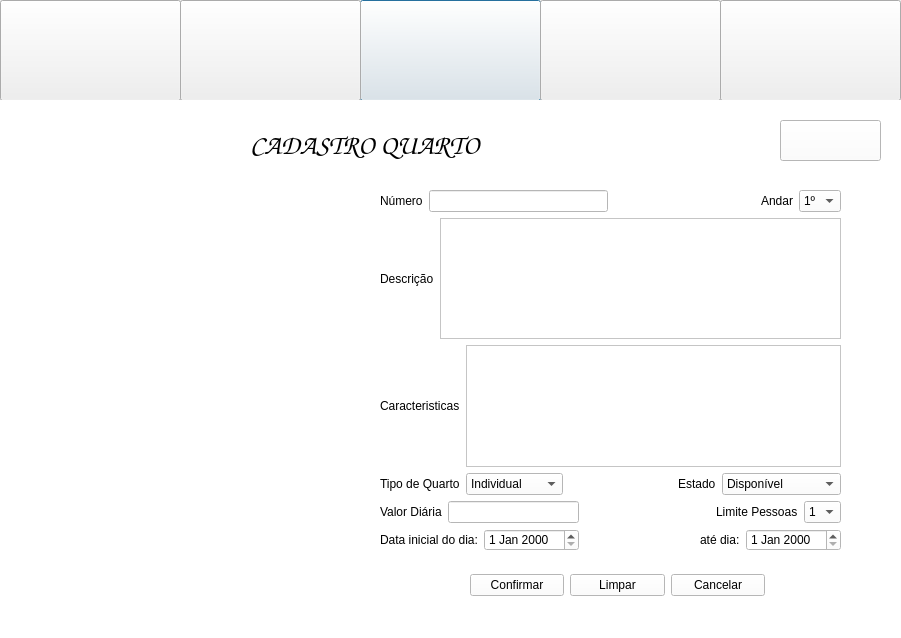
Above: InterfaceGrafica/Hotel/menupainel.ui from Caioww/Hotel before the change. Below: the same form after it.
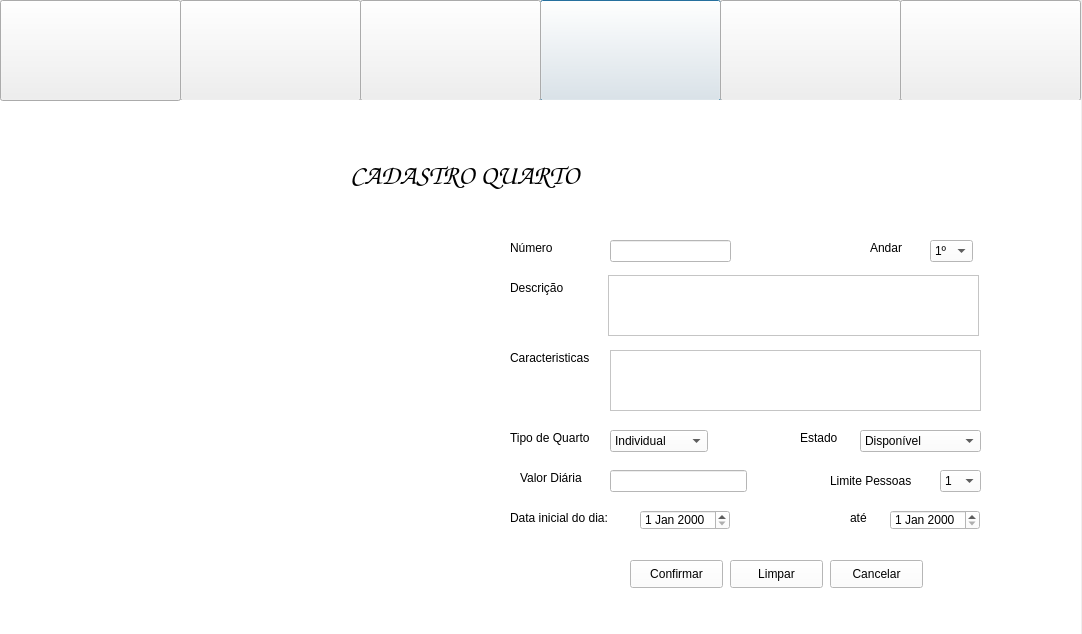
That is the form after the change. The open tabs and pages were chosen to show the change. Icons and pictures are not drawn.

Commit message: criacao telas reserva

```diff
--- a/InterfaceGrafica/Hotel/menupainel.ui
+++ b/InterfaceGrafica/Hotel/menupainel.ui
@@ -6,17 +6,17 @@
    <rect>
     <x>0</x>
     <y>0</y>
-    <width>901</width>
-    <height>638</height>
+    <width>1082</width>
+    <height>634</height>
    </rect>
   </property>
   <property name="windowTitle">
    <string>Dialog</string>
   </property>
-  <widget class="QPushButton" name="pushButton_2">
+  <widget class="QPushButton" name="btnReserva">
    <property name="geometry">
     <rect>
-     <x>360</x>
+     <x>540</x>
      <y>0</y>
      <width>181</width>
      <height>101</height>
@@ -32,7 +32,7 @@
   <widget class="QPushButton" name="btnConsulta">
    <property name="geometry">
     <rect>
-     <x>180</x>
+     <x>360</x>
      <y>0</y>
      <width>181</width>
      <height>101</height>
@@ -48,7 +48,7 @@
   <widget class="QPushButton" name="btnCadastroCliente">
    <property name="geometry">
     <rect>
-     <x>0</x>
+     <x>180</x>
      <y>0</y>
      <width>181</width>
      <height>101</height>
@@ -64,7 +64,7 @@
   <widget class="QPushButton" name="btnConfig">
    <property name="geometry">
     <rect>
-     <x>540</x>
+     <x>720</x>
      <y>0</y>
      <width>181</width>
      <height>101</height>
@@ -84,7 +84,7 @@
   <widget class="QPushButton" name="btnSair">
    <property name="geometry">
     <rect>
-     <x>720</x>
+     <x>900</x>
      <y>0</y>
      <width>181</width>
      <height>101</height>
@@ -102,7 +102,7 @@
     <rect>
      <x>0</x>
      <y>100</y>
-     <width>901</width>
+     <width>1081</width>
      <height>541</height>
     </rect>
    </property>
@@ -378,333 +378,12 @@
     </widget>
    </widget>
    <widget class="QWidget" name="page_3">
-    <widget class="QWidget" name="layoutWidget_3">
-     <property name="geometry">
-      <rect>
-       <x>470</x>
-       <y>470</y>
-       <width>295</width>
-       <height>30</height>
-      </rect>
-     </property>
-     <layout class="QHBoxLayout" name="horizontalLayout_14">
-      <item>
-       <widget class="QPushButton" name="btnConfirmar_2">
-        <property name="text">
-         <string>Confirmar</string>
-        </property>
-       </widget>
-      </item>
-      <item>
-       <widget class="QPushButton" name="btnLimpar_2">
-        <property name="text">
-         <string>Limpar</string>
-        </property>
-       </widget>
-      </item>
-      <item>
-       <widget class="QPushButton" name="btnCancelar_2">
-        <property name="text">
-         <string>Cancelar</string>
-        </property>
-       </widget>
-      </item>
-     </layout>
-    </widget>
-    <widget class="QWidget" name="layoutWidget_4">
-     <property name="geometry">
-      <rect>
-       <x>380</x>
-       <y>90</y>
-       <width>461</width>
-       <height>361</height>
-      </rect>
-     </property>
-     <layout class="QVBoxLayout" name="verticalLayout_2">
-      <item>
-       <layout class="QHBoxLayout" name="horizontalLayout_15">
-        <item>
-         <layout class="QHBoxLayout" name="horizontalLayout_16">
-          <item>
-           <widget class="QLabel" name="label_13">
-            <property name="text">
-             <string>Número</string>
-            </property>
-           </widget>
-          </item>
-          <item>
-           <widget class="QLineEdit" name="txtNumero"/>
-          </item>
-         </layout>
-        </item>
-        <item>
-         <layout class="QHBoxLayout" name="horizontalLayout_17">
-          <item>
-           <spacer name="horizontalSpacer_5">
-            <property name="orientation">
-             <enum>Qt::Horizontal</enum>
-            </property>
-            <property name="sizeHint" stdset="0">
-             <size>
-              <width>40</width>
-              <height>20</height>
-             </size>
-            </property>
-           </spacer>
-          </item>
-          <item>
-           <widget class="QLabel" name="label_14">
-            <property name="text">
-             <string>Andar</string>
-            </property>
-           </widget>
-          </item>
-          <item>
-           <widget class="QComboBox" name="comboAndar">
-            <item>
-             <property name="text">
-              <string>1º</string>
-             </property>
-            </item>
-            <item>
-             <property name="text">
-              <string>2º</string>
-             </property>
-            </item>
-            <item>
-             <property name="text">
-              <string>3º</string>
-             </property>
-            </item>
-            <item>
-             <property name="text">
-              <string>4º</string>
-             </property>
-            </item>
-            <item>
-             <property name="text">
-              <string>5º</string>
-             </property>
-            </item>
-           </widget>
-          </item>
-         </layout>
-        </item>
-       </layout>
-      </item>
-      <item>
-       <layout class="QHBoxLayout" name="horizontalLayout_18">
-        <item>
-         <widget class="QLabel" name="label_15">
-          <property name="text">
-           <string>Descrição</string>
-          </property>
-         </widget>
-        </item>
-        <item>
-         <widget class="QTextEdit" name="txtDescricao"/>
-        </item>
-       </layout>
-      </item>
-      <item>
-       <layout class="QHBoxLayout" name="horizontalLayout_19">
-        <item>
-         <widget class="QLabel" name="label_4">
-          <property name="text">
-           <string>Caracteristicas</string>
-          </property>
-         </widget>
-        </item>
-        <item>
-         <widget class="QTextEdit" name="txtCaracteristicas"/>
-        </item>
-       </layout>
-      </item>
-      <item>
-       <layout class="QHBoxLayout" name="horizontalLayout_4">
-        <item>
-         <widget class="QLabel" name="label_6">
-          <property name="text">
-           <string>Tipo de Quarto</string>
-          </property>
-         </widget>
-        </item>
-        <item>
-         <widget class="QComboBox" name="comboQuarto">
-          <item>
-           <property name="text">
-            <string>Individual</string>
-           </property>
-          </item>
-          <item>
-           <property name="text">
-            <string>Família</string>
-           </property>
-          </item>
-          <item>
-           <property name="text">
-            <string>Presidencial</string>
-           </property>
-          </item>
-         </widget>
-        </item>
-        <item>
-         <spacer name="horizontalSpacer">
-          <property name="orientation">
-           <enum>Qt::Horizontal</enum>
-          </property>
-          <property name="sizeHint" stdset="0">
-           <size>
-            <width>40</width>
-            <height>20</height>
-           </size>
-          </property>
-         </spacer>
-        </item>
-        <item>
-         <widget class="QLabel" name="label_16">
-          <property name="text">
-           <string>Estado</string>
-          </property>
-         </widget>
-        </item>
-        <item>
-         <widget class="QComboBox" name="comboEstado">
-          <item>
-           <property name="text">
-            <string>Disponível</string>
-           </property>
-          </item>
-          <item>
-           <property name="text">
-            <string>Ocupado</string>
-           </property>
-          </item>
-          <item>
-           <property name="text">
-            <string>Em Manutenção</string>
-           </property>
-          </item>
-         </widget>
-        </item>
-       </layout>
-      </item>
-      <item>
-       <layout class="QHBoxLayout" name="horizontalLayout_5">
-        <item>
-         <widget class="QLabel" name="label_17">
-          <property name="text">
-           <string>Valor Diária</string>
-          </property>
-         </widget>
-        </item>
-        <item>
-         <widget class="QLineEdit" name="txtDiaria"/>
-        </item>
-        <item>
-         <spacer name="horizontalSpacer_6">
-          <property name="orientation">
-           <enum>Qt::Horizontal</enum>
-          </property>
-          <property name="sizeHint" stdset="0">
-           <size>
-            <width>40</width>
-            <height>20</height>
-           </size>
-          </property>
-         </spacer>
-        </item>
-        <item>
-         <widget class="QLabel" name="label_18">
-          <property name="text">
-           <string>Limite Pessoas</string>
-          </property>
-         </widget>
-        </item>
-        <item>
-         <widget class="QComboBox" name="comboPessoas">
-          <item>
-           <property name="text">
-            <string>1</string>
-           </property>
-          </item>
-          <item>
-           <property name="text">
-            <string>2</string>
-           </property>
-          </item>
-          <item>
-           <property name="text">
-            <string>3</string>
-           </property>
-          </item>
-          <item>
-           <property name="text">
-            <string>4</string>
-           </property>
-          </item>
-          <item>
-           <property name="text">
-            <string>5</string>
-           </property>
-          </item>
-         </widget>
-        </item>
-       </layout>
-      </item>
-      <item>
-       <layout class="QHBoxLayout" name="horizontalLayout_3">
-        <item>
-         <layout class="QHBoxLayout" name="horizontalLayout">
-          <item>
-           <widget class="QLabel" name="label">
-            <property name="text">
-             <string>Data inicial do dia:</string>
-            </property>
-           </widget>
-          </item>
-          <item>
-           <widget class="QDateEdit" name="dateEdit"/>
-          </item>
-         </layout>
-        </item>
-        <item>
-         <spacer name="horizontalSpacer_7">
-          <property name="orientation">
-           <enum>Qt::Horizontal</enum>
-          </property>
-          <property name="sizeHint" stdset="0">
-           <size>
-            <width>40</width>
-            <height>20</height>
-           </size>
-          </property>
-         </spacer>
-        </item>
-        <item>
-         <layout class="QHBoxLayout" name="horizontalLayout_2">
-          <item>
-           <widget class="QLabel" name="label_2">
-            <property name="text">
-             <string>até dia:</string>
-            </property>
-           </widget>
-          </item>
-          <item>
-           <widget class="QDateEdit" name="dateEdit_2"/>
-          </item>
-         </layout>
-        </item>
-       </layout>
-      </item>
-     </layout>
-    </widget>
     <widget class="QLabel" name="label_19">
      <property name="geometry">
       <rect>
-       <x>40</x>
-       <y>100</y>
-       <width>321</width>
+       <x>80</x>
+       <y>130</y>
+       <width>351</width>
        <height>351</height>
       </rect>
      </property>
@@ -721,8 +400,8 @@
     <widget class="QLabel" name="label_21">
      <property name="geometry">
       <rect>
-       <x>250</x>
-       <y>30</y>
+       <x>350</x>
+       <y>60</y>
        <width>381</width>
        <height>31</height>
       </rect>
@@ -731,32 +410,690 @@
       <font>
        <family>Comic Sans MS</family>
        <pointsize>20</pointsize>
+       <weight>75</weight>
+       <bold>true</bold>
       </font>
      </property>
      <property name="text">
       <string>CADASTRO QUARTO</string>
      </property>
     </widget>
-    <widget class="QPushButton" name="pushButton_3">
+    <widget class="QLineEdit" name="txtNumero">
      <property name="geometry">
       <rect>
-       <x>780</x>
-       <y>20</y>
+       <x>610</x>
+       <y>140</y>
+       <width>121</width>
+       <height>22</height>
+      </rect>
+     </property>
+    </widget>
+    <widget class="QLabel" name="label_13">
+     <property name="geometry">
+      <rect>
+       <x>510</x>
+       <y>140</y>
+       <width>45</width>
+       <height>16</height>
+      </rect>
+     </property>
+     <property name="text">
+      <string>Número</string>
+     </property>
+    </widget>
+    <widget class="QTextEdit" name="txtDescricao">
+     <property name="geometry">
+      <rect>
+       <x>608</x>
+       <y>175</y>
+       <width>371</width>
+       <height>61</height>
+      </rect>
+     </property>
+    </widget>
+    <widget class="QLabel" name="label_15">
+     <property name="geometry">
+      <rect>
+       <x>510</x>
+       <y>180</y>
+       <width>55</width>
+       <height>16</height>
+      </rect>
+     </property>
+     <property name="text">
+      <string>Descrição</string>
+     </property>
+    </widget>
+    <widget class="QLabel" name="label_4">
+     <property name="geometry">
+      <rect>
+       <x>510</x>
+       <y>250</y>
+       <width>84</width>
+       <height>16</height>
+      </rect>
+     </property>
+     <property name="text">
+      <string>Caracteristicas</string>
+     </property>
+    </widget>
+    <widget class="QTextEdit" name="txtCaracteristicas">
+     <property name="geometry">
+      <rect>
+       <x>610</x>
+       <y>250</y>
+       <width>371</width>
+       <height>61</height>
+      </rect>
+     </property>
+    </widget>
+    <widget class="QComboBox" name="comboQuarto">
+     <property name="geometry">
+      <rect>
+       <x>610</x>
+       <y>330</y>
+       <width>98</width>
+       <height>22</height>
+      </rect>
+     </property>
+     <item>
+      <property name="text">
+       <string>Individual</string>
+      </property>
+     </item>
+     <item>
+      <property name="text">
+       <string>Família</string>
+      </property>
+     </item>
+     <item>
+      <property name="text">
+       <string>Presidencial</string>
+      </property>
+     </item>
+    </widget>
+    <widget class="QLabel" name="label_6">
+     <property name="geometry">
+      <rect>
+       <x>510</x>
+       <y>330</y>
+       <width>86</width>
+       <height>16</height>
+      </rect>
+     </property>
+     <property name="text">
+      <string>Tipo de Quarto</string>
+     </property>
+    </widget>
+    <widget class="QLabel" name="label_16">
+     <property name="geometry">
+      <rect>
+       <x>800</x>
+       <y>330</y>
+       <width>38</width>
+       <height>16</height>
+      </rect>
+     </property>
+     <property name="text">
+      <string>Estado</string>
+     </property>
+    </widget>
+    <widget class="QComboBox" name="comboEstado">
+     <property name="geometry">
+      <rect>
+       <x>860</x>
+       <y>330</y>
+       <width>121</width>
+       <height>22</height>
+      </rect>
+     </property>
+     <item>
+      <property name="text">
+       <string>Disponível</string>
+      </property>
+     </item>
+     <item>
+      <property name="text">
+       <string>Ocupado</string>
+      </property>
+     </item>
+     <item>
+      <property name="text">
+       <string>Em Manutenção</string>
+      </property>
+     </item>
+    </widget>
+    <widget class="QDateEdit" name="dateEdit">
+     <property name="geometry">
+      <rect>
+       <x>640</x>
+       <y>410</y>
+       <width>90</width>
+       <height>20</height>
+      </rect>
+     </property>
+    </widget>
+    <widget class="QLabel" name="label">
+     <property name="geometry">
+      <rect>
+       <x>510</x>
+       <y>410</y>
+       <width>106</width>
+       <height>16</height>
+      </rect>
+     </property>
+     <property name="text">
+      <string>Data inicial do dia:</string>
+     </property>
+    </widget>
+    <widget class="QLabel" name="label_17">
+     <property name="geometry">
+      <rect>
+       <x>520</x>
+       <y>370</y>
+       <width>67</width>
+       <height>16</height>
+      </rect>
+     </property>
+     <property name="text">
+      <string>Valor Diária</string>
+     </property>
+    </widget>
+    <widget class="QLineEdit" name="txtDiaria">
+     <property name="geometry">
+      <rect>
+       <x>610</x>
+       <y>370</y>
+       <width>137</width>
+       <height>22</height>
+      </rect>
+     </property>
+    </widget>
+    <widget class="QLabel" name="label_18">
+     <property name="geometry">
+      <rect>
+       <x>830</x>
+       <y>370</y>
+       <width>84</width>
+       <height>21</height>
+      </rect>
+     </property>
+     <property name="text">
+      <string>Limite Pessoas</string>
+     </property>
+    </widget>
+    <widget class="QComboBox" name="comboPessoas">
+     <property name="geometry">
+      <rect>
+       <x>940</x>
+       <y>370</y>
+       <width>41</width>
+       <height>22</height>
+      </rect>
+     </property>
+     <item>
+      <property name="text">
+       <string>1</string>
+      </property>
+     </item>
+     <item>
+      <property name="text">
+       <string>2</string>
+      </property>
+     </item>
+     <item>
+      <property name="text">
+       <string>3</string>
+      </property>
+     </item>
+     <item>
+      <property name="text">
+       <string>4</string>
+      </property>
+     </item>
+     <item>
+      <property name="text">
+       <string>5</string>
+      </property>
+     </item>
+    </widget>
+    <widget class="QLabel" name="label_2">
+     <property name="geometry">
+      <rect>
+       <x>850</x>
+       <y>410</y>
+       <width>31</width>
+       <height>16</height>
+      </rect>
+     </property>
+     <property name="text">
+      <string>até</string>
+     </property>
+    </widget>
+    <widget class="QDateEdit" name="dateEdit_2">
+     <property name="geometry">
+      <rect>
+       <x>890</x>
+       <y>410</y>
+       <width>90</width>
+       <height>20</height>
+      </rect>
+     </property>
+    </widget>
+    <widget class="QLabel" name="label_14">
+     <property name="geometry">
+      <rect>
+       <x>870</x>
+       <y>140</y>
+       <width>34</width>
+       <height>16</height>
+      </rect>
+     </property>
+     <property name="text">
+      <string>Andar</string>
+     </property>
+    </widget>
+    <widget class="QComboBox" name="comboAndar">
+     <property name="geometry">
+      <rect>
+       <x>930</x>
+       <y>140</y>
+       <width>43</width>
+       <height>22</height>
+      </rect>
+     </property>
+     <item>
+      <property name="text">
+       <string>1º</string>
+      </property>
+     </item>
+     <item>
+      <property name="text">
+       <string>2º</string>
+      </property>
+     </item>
+     <item>
+      <property name="text">
+       <string>3º</string>
+      </property>
+     </item>
+     <item>
+      <property name="text">
+       <string>4º</string>
+      </property>
+     </item>
+     <item>
+      <property name="text">
+       <string>5º</string>
+      </property>
+     </item>
+    </widget>
+    <widget class="QPushButton" name="btnConfirmar_2">
+     <property name="geometry">
+      <rect>
+       <x>630</x>
+       <y>460</y>
+       <width>93</width>
+       <height>28</height>
+      </rect>
+     </property>
+     <property name="text">
+      <string>Confirmar</string>
+     </property>
+    </widget>
+    <widget class="QPushButton" name="btnLimpar_2">
+     <property name="geometry">
+      <rect>
+       <x>730</x>
+       <y>460</y>
+       <width>93</width>
+       <height>28</height>
+      </rect>
+     </property>
+     <property name="text">
+      <string>Limpar</string>
+     </property>
+    </widget>
+    <widget class="QPushButton" name="btnCancelar_2">
+     <property name="geometry">
+      <rect>
+       <x>830</x>
+       <y>460</y>
+       <width>93</width>
+       <height>28</height>
+      </rect>
+     </property>
+     <property name="text">
+      <string>Cancelar</string>
+     </property>
+    </widget>
+   </widget>
+   <widget class="QWidget" name="page_4">
+    <widget class="QLineEdit" name="lineEdit">
+     <property name="geometry">
+      <rect>
+       <x>560</x>
+       <y>110</y>
+       <width>91</width>
+       <height>21</height>
+      </rect>
+     </property>
+    </widget>
+    <widget class="QLabel" name="label_22">
+     <property name="geometry">
+      <rect>
+       <x>450</x>
+       <y>110</y>
        <width>101</width>
-       <height>41</height>
+       <height>16</height>
       </rect>
      </property>
      <property name="toolTip">
       <string>&lt;html&gt;&lt;head/&gt;&lt;body&gt;&lt;p&gt;&lt;br/&gt;&lt;/p&gt;&lt;/body&gt;&lt;/html&gt;</string>
      </property>
+    </widget>
+    <widget class="QTableWidget" name="tableWidget">
+     <property name="geometry">
+      <rect>
+       <x>450</x>
+       <y>210</y>
+       <width>511</width>
+       <height>241</height>
+      </rect>
+     </property>
+     <property name="gridStyle">
+      <enum>Qt::NoPen</enum>
+     </property>
+     <property name="sortingEnabled">
+      <bool>false</bool>
+     </property>
+     <column>
+      <property name="text">
+       <string>Número</string>
+      </property>
+      <property name="foreground">
+       <brush brushstyle="SolidPattern">
+        <color alpha="255">
+         <red>0</red>
+         <green>0</green>
+         <blue>0</blue>
+        </color>
+       </brush>
+      </property>
+     </column>
+     <column>
+      <property name="text">
+       <string>Tipo Quarto</string>
+      </property>
+     </column>
+     <column>
+      <property name="text">
+       <string>Cliente</string>
+      </property>
+     </column>
+     <column>
+      <property name="text">
+       <string>Fim Reserva</string>
+      </property>
+     </column>
+    </widget>
+    <widget class="QPushButton" name="btnCancel">
+     <property name="geometry">
+      <rect>
+       <x>870</x>
+       <y>480</y>
+       <width>93</width>
+       <height>31</height>
+      </rect>
+     </property>
+     <property name="text">
+      <string>Cancelar</string>
+     </property>
+    </widget>
+    <widget class="QLineEdit" name="lineEdit_2">
+     <property name="geometry">
+      <rect>
+       <x>560</x>
+       <y>140</y>
+       <width>181</width>
+       <height>21</height>
+      </rect>
+     </property>
+    </widget>
+    <widget class="QLabel" name="label_23">
+     <property name="geometry">
+      <rect>
+       <x>450</x>
+       <y>170</y>
+       <width>91</width>
+       <height>16</height>
+      </rect>
+     </property>
+     <property name="text">
+      <string>Tipo de Quarto</string>
+     </property>
+    </widget>
+    <widget class="QPushButton" name="btnBuscar">
+     <property name="geometry">
+      <rect>
+       <x>870</x>
+       <y>160</y>
+       <width>91</width>
+       <height>28</height>
+      </rect>
+     </property>
+     <property name="text">
+      <string>Buscar</string>
+     </property>
+    </widget>
+    <widget class="QLabel" name="label_24">
+     <property name="geometry">
+      <rect>
+       <x>450</x>
+       <y>140</y>
+       <width>101</width>
+       <height>16</height>
+      </rect>
+     </property>
+     <property name="text">
+      <string>Nome Cliente</string>
+     </property>
+    </widget>
+    <widget class="QLineEdit" name="lineEdit_3">
+     <property name="geometry">
+      <rect>
+       <x>560</x>
+       <y>170</y>
+       <width>181</width>
+       <height>21</height>
+      </rect>
+     </property>
+    </widget>
+    <widget class="QPushButton" name="btnRemover">
+     <property name="geometry">
+      <rect>
+       <x>760</x>
+       <y>480</y>
+       <width>91</width>
+       <height>31</height>
+      </rect>
+     </property>
+     <property name="text">
+      <string>Remover</string>
+     </property>
+    </widget>
+    <widget class="QLabel" name="label_25">
+     <property name="geometry">
+      <rect>
+       <x>70</x>
+       <y>170</y>
+       <width>311</width>
+       <height>241</height>
+      </rect>
+     </property>
+     <property name="text">
+      <string/>
+     </property>
+     <property name="pixmap">
+      <pixmap resource="arquivosrecurso.qrc">:/imgs/imagens/buscar1.png</pixmap>
+     </property>
+     <property name="scaledContents">
+      <bool>true</bool>
+     </property>
+    </widget>
+    <widget class="QLabel" name="label_26">
+     <property name="geometry">
+      <rect>
+       <x>390</x>
+       <y>30</y>
+       <width>331</width>
+       <height>51</height>
+      </rect>
+     </property>
+     <property name="font">
+      <font>
+       <family>Comic Sans MS</family>
+       <pointsize>20</pointsize>
+       <weight>75</weight>
+       <bold>true</bold>
+      </font>
+     </property>
+     <property name="text">
+      <string>CONSULTA</string>
+     </property>
+    </widget>
+    <widget class="QPushButton" name="pushButton_2">
+     <property name="geometry">
+      <rect>
+       <x>650</x>
+       <y>480</y>
+       <width>93</width>
+       <height>28</height>
+      </rect>
+     </property>
+     <property name="text">
+      <string>Editar</string>
+     </property>
+    </widget>
+   </widget>
+   <widget class="QWidget" name="page_5">
+    <widget class="QPushButton" name="btnRenovar">
+     <property name="geometry">
+      <rect>
+       <x>160</x>
+       <y>210</y>
+       <width>241</width>
+       <height>141</height>
+      </rect>
+     </property>
      <property name="styleSheet">
-      <string notr="true">background-image: url(:/imgs/imagens/home.png);</string>
+      <string notr="true">background-image: url(:/imgs/imagens/renovar.png);</string>
      </property>
      <property name="text">
       <string/>
      </property>
     </widget>
    </widget>
+   <widget class="QWidget" name="page_6">
+    <widget class="QLabel" name="label_29">
+     <property name="geometry">
+      <rect>
+       <x>350</x>
+       <y>30</y>
+       <width>411</width>
+       <height>51</height>
+      </rect>
+     </property>
+     <property name="font">
+      <font>
+       <family>Comic Sans MS</family>
+       <pointsize>20</pointsize>
+       <weight>75</weight>
+       <bold>true</bold>
+      </font>
+     </property>
+     <property name="text">
+      <string>RENOVAÇÃO RESERVA</string>
+     </property>
+    </widget>
+    <widget class="QLabel" name="label_34">
+     <property name="geometry">
+      <rect>
+       <x>70</x>
+       <y>130</y>
+       <width>371</width>
+       <height>331</height>
+      </rect>
+     </property>
+     <property name="text">
+      <string/>
+     </property>
+     <property name="pixmap">
+      <pixmap resource="arquivosrecurso.qrc">:/imgs/imagens/renovacaoreserva.png</pixmap>
+     </property>
+     <property name="scaledContents">
+      <bool>true</bool>
+     </property>
+    </widget>
+   </widget>
+   <widget class="QWidget" name="page_7">
+    <widget class="QLabel" name="label_35">
+     <property name="geometry">
+      <rect>
+       <x>410</x>
+       <y>50</y>
+       <width>261</width>
+       <height>61</height>
+      </rect>
+     </property>
+     <property name="font">
+      <font>
+       <family>Comic Sans MS</family>
+       <pointsize>20</pointsize>
+       <weight>75</weight>
+       <bold>true</bold>
+      </font>
+     </property>
+     <property name="text">
+      <string>CHECKOUT</string>
+     </property>
+    </widget>
+    <widget class="QLabel" name="label_36">
+     <property name="geometry">
+      <rect>
+       <x>70</x>
+       <y>160</y>
+       <width>421</width>
+       <height>291</height>
+      </rect>
+     </property>
+     <property name="text">
+      <string/>
+     </property>
+     <property name="pixmap">
+      <pixmap resource="arquivosrecurso.qrc">:/imgs/imagens/renovarreserva.png</pixmap>
+     </property>
+     <property name="scaledContents">
+      <bool>true</bool>
+     </property>
+    </widget>
+   </widget>
+  </widget>
+  <widget class="QPushButton" name="pushButton_5">
+   <property name="geometry">
+    <rect>
+     <x>0</x>
+     <y>0</y>
+     <width>181</width>
+     <height>101</height>
+    </rect>
+   </property>
+   <property name="styleSheet">
+    <string notr="true">background-image: url(:/imgs/imagens/homemenu.png);</string>
+   </property>
+   <property name="text">
+    <string/>
+   </property>
   </widget>
  </widget>
  <resources>
```
Left out of the diff: 473 changed lines with no effect on the pictures. The commit also changes 13 other files.
